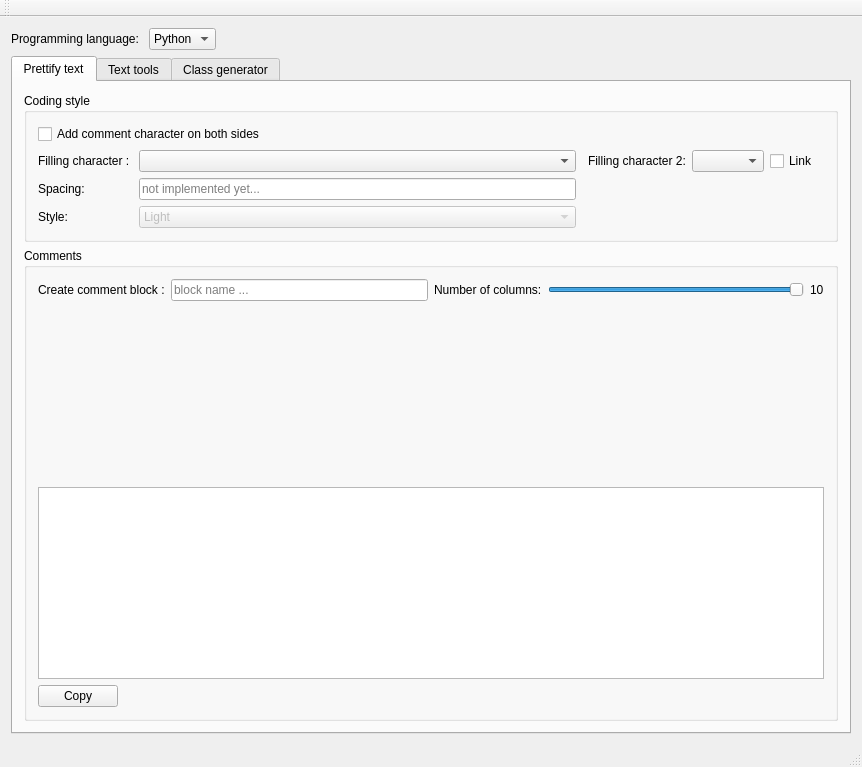
The window that CodeHelper/mainwindow.ui (matthiaszeller/CodeHelper) describes before a commit, drawn with Qt 5.
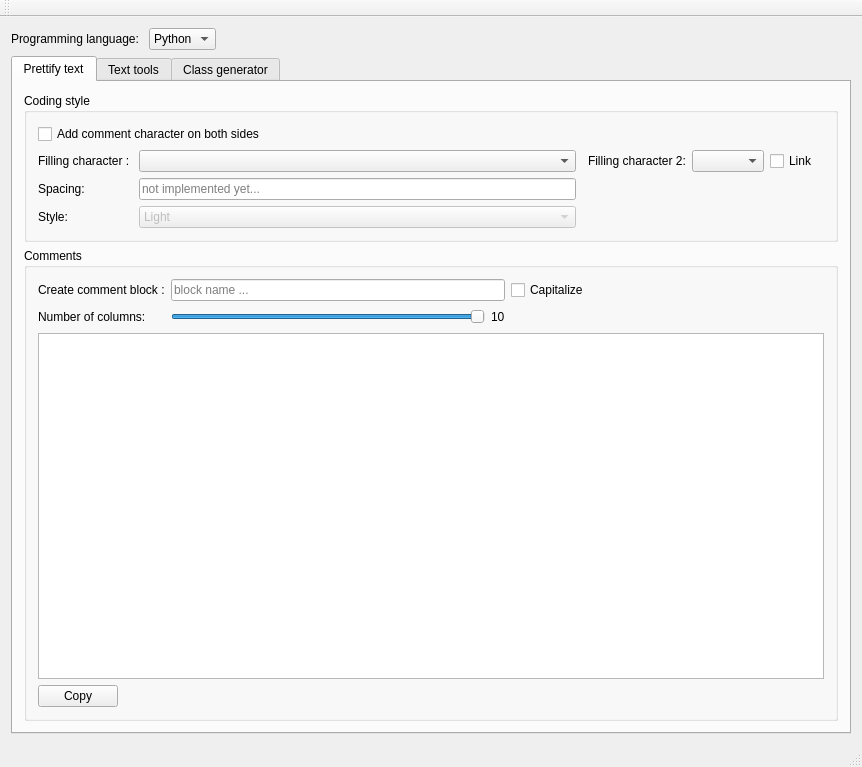
The same window after the commit. The open tabs and pages were chosen to show the change.

Commit message: implement capitalization in comment block

```diff
--- a/CodeHelper/mainwindow.ui
+++ b/CodeHelper/mainwindow.ui
@@ -172,7 +172,17 @@
             <layout class="QFormLayout" name="formLayout"/>
            </item>
            <item>
-            <layout class="QGridLayout" name="gridLayout_2">
+            <layout class="QGridLayout" name="gridLayout_2"/>
+           </item>
+           <item>
+            <layout class="QGridLayout" name="gridLayout_5">
+             <item row="1" column="0">
+              <widget class="QLabel" name="label_5">
+               <property name="text">
+                <string>Number of columns:</string>
+               </property>
+              </widget>
+             </item>
              <item row="0" column="0">
               <widget class="QLabel" name="label_2">
                <property name="text">
@@ -180,7 +190,20 @@
                </property>
               </widget>
              </item>
-             <item row="0" column="3">
+             <item row="0" column="1" colspan="2">
+              <widget class="QLineEdit" name="lineEdit_prettify_comment_block">
+               <property name="inputMask">
+                <string/>
+               </property>
+               <property name="text">
+                <string/>
+               </property>
+               <property name="placeholderText">
+                <string>block name ...</string>
+               </property>
+              </widget>
+             </item>
+             <item row="1" column="1">
               <widget class="QSlider" name="horizontalSlider_prettify_comment_block">
                <property name="minimum">
                 <number>10</number>
@@ -202,48 +225,35 @@
                </property>
               </widget>
              </item>
-             <item row="0" column="1">
-              <widget class="QLineEdit" name="lineEdit_prettify_comment_block">
-               <property name="inputMask">
-                <string/>
-               </property>
-               <property name="text">
-                <string/>
-               </property>
-               <property name="placeholderText">
-                <string>block name ...</string>
-               </property>
-              </widget>
-             </item>
-             <item row="0" column="4">
+             <item row="1" column="2">
               <widget class="QLabel" name="label_prettify_block_comment_width">
                <property name="text">
                 <string>10</string>
                </property>
               </widget>
              </item>
-             <item row="0" column="2">
-              <widget class="QLabel" name="label_5">
+             <item row="1" column="3">
+              <spacer name="horizontalSpacer_6">
+               <property name="orientation">
+                <enum>Qt::Horizontal</enum>
+               </property>
+               <property name="sizeHint" stdset="0">
+                <size>
+                 <width>40</width>
+                 <height>20</height>
+                </size>
+               </property>
+              </spacer>
+             </item>
+             <item row="0" column="3">
+              <widget class="QCheckBox" name="checkBox_prettify_capitalize">
                <property name="text">
-                <string>Number of columns:</string>
+                <string>Capitalize</string>
                </property>
               </widget>
              </item>
             </layout>
            </item>
-           <item>
-            <spacer name="verticalSpacer">
-             <property name="orientation">
-              <enum>Qt::Vertical</enum>
-             </property>
-             <property name="sizeHint" stdset="0">
-              <size>
-               <width>20</width>
-               <height>40</height>
-              </size>
-             </property>
-            </spacer>
-           </item>
            <item>
             <layout class="QHBoxLayout" name="horizontalLayout_2">
              <item>
```
Left out of the diff: 2 changed lines with no effect on the pictures. The commit also changes 4 other files.
